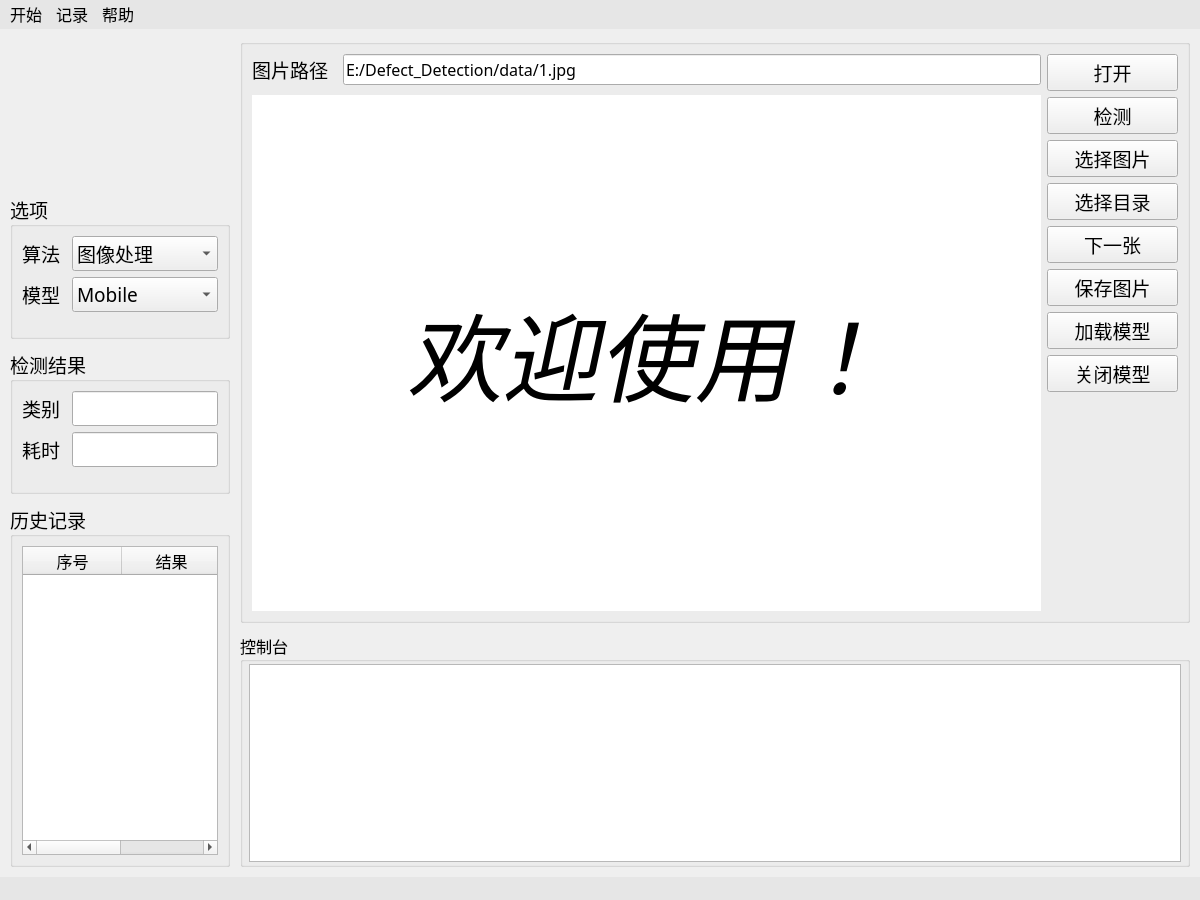
Qt form qt/ui_detection.ui (wang-jiankun/Defect-Detection) before a commit.
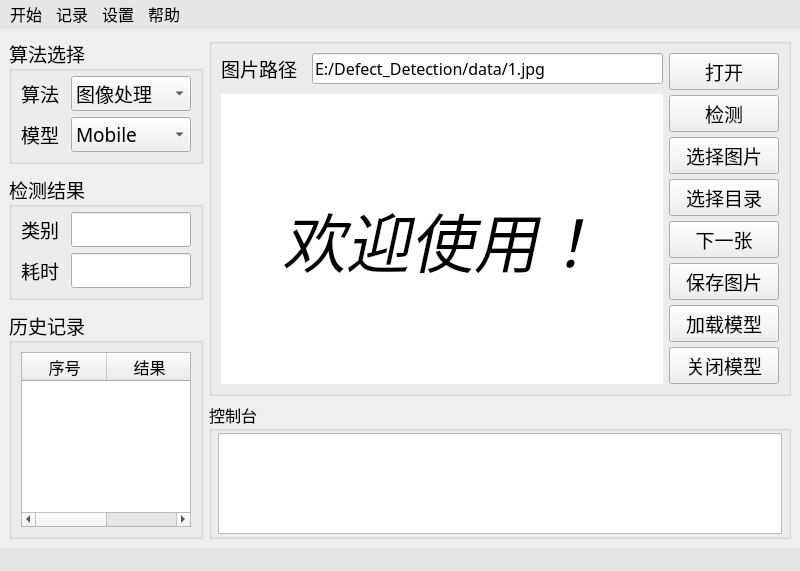
The same form after that commit. Icons and pictures are not drawn.

What changed in the file:
```diff
--- a/qt/ui_detection.ui
+++ b/qt/ui_detection.ui
@@ -6,8 +6,8 @@
    <rect>
     <x>0</x>
     <y>0</y>
-    <width>1200</width>
-    <height>900</height>
+    <width>800</width>
+    <height>571</height>
    </rect>
   </property>
   <property name="sizePolicy">
@@ -18,8 +18,8 @@
   </property>
   <property name="minimumSize">
    <size>
-    <width>1200</width>
-    <height>900</height>
+    <width>800</width>
+    <height>500</height>
    </size>
   </property>
   <property name="font">
@@ -36,49 +36,15 @@
     <normaloff>src/校标.png</normaloff>src/校标.png</iconset>
   </property>
   <widget class="QWidget" name="centralwidget">
-   <layout class="QHBoxLayout" name="horizontalLayout_12" stretch="2,8">
-    <property name="spacing">
-     <number>10</number>
-    </property>
+   <layout class="QHBoxLayout" name="horizontalLayout_11" stretch="1,3">
     <property name="leftMargin">
-     <number>10</number>
+     <number>9</number>
     </property>
-    <property name="topMargin">
+    <item>
+     <layout class="QVBoxLayout" name="verticalLayout_6">
+      <property name="spacing">
      <number>10</number>
     </property>
-    <property name="rightMargin">
-     <number>10</number>
-    </property>
-    <property name="bottomMargin">
-     <number>10</number>
-    </property>
-    <item>
-     <layout class="QVBoxLayout" name="verticalLayout_6" stretch="2,2,2,5">
-      <item>
-       <widget class="QLabel" name="lb_icon">
-        <property name="sizePolicy">
-         <sizepolicy hsizetype="MinimumExpanding" vsizetype="MinimumExpanding">
-          <horstretch>0</horstretch>
-          <verstretch>0</verstretch>
-         </sizepolicy>
-        </property>
-        <property name="maximumSize">
-         <size>
-          <width>220</width>
-          <height>160</height>
-         </size>
-        </property>
-        <property name="text">
-         <string/>
-        </property>
-        <property name="pixmap">
-         <pixmap>src/校标.png</pixmap>
-        </property>
-        <property name="scaledContents">
-         <bool>true</bool>
-        </property>
-       </widget>
-      </item>
       <item>
        <widget class="QGroupBox" name="gb_param">
         <property name="maximumSize">
@@ -97,9 +63,12 @@
          </font>
         </property>
         <property name="title">
-         <string>选项</string>
+         <string>算法选择</string>
         </property>
         <layout class="QVBoxLayout" name="verticalLayout_7">
+         <property name="topMargin">
+          <number>5</number>
+         </property>
          <item>
           <layout class="QVBoxLayout" name="verticalLayout_5">
            <item>
@@ -129,7 +98,7 @@
              <item>
               <widget class="QComboBox" name="cb_method">
                <property name="sizePolicy">
-                <sizepolicy hsizetype="MinimumExpanding" vsizetype="Preferred">
+                <sizepolicy hsizetype="MinimumExpanding" vsizetype="Fixed">
                  <horstretch>0</horstretch>
                  <verstretch>0</verstretch>
                 </sizepolicy>
@@ -187,7 +156,7 @@
              <item>
               <widget class="QComboBox" name="cb_">
                <property name="sizePolicy">
-                <sizepolicy hsizetype="MinimumExpanding" vsizetype="Preferred">
+                <sizepolicy hsizetype="MinimumExpanding" vsizetype="Fixed">
                  <horstretch>0</horstretch>
                  <verstretch>0</verstretch>
                 </sizepolicy>
@@ -212,27 +181,7 @@
              </item>
             </layout>
            </item>
-           <item>
-            <layout class="QHBoxLayout" name="horizontalLayout_8">
-             <property name="spacing">
-              <number>12</number>
-             </property>
-            </layout>
-           </item>
-          </layout>
-         </item>
-         <item>
-          <spacer name="verticalSpacer">
-           <property name="orientation">
-            <enum>Qt::Vertical</enum>
-           </property>
-           <property name="sizeHint" stdset="0">
-            <size>
-             <width>20</width>
-             <height>170</height>
-            </size>
-           </property>
-          </spacer>
+          </layout>
          </item>
         </layout>
        </widget>
@@ -258,6 +207,9 @@
          <string>检测结果</string>
         </property>
         <layout class="QVBoxLayout" name="verticalLayout_8">
+         <property name="topMargin">
+          <number>5</number>
+         </property>
          <item>
           <layout class="QVBoxLayout" name="verticalLayout_4">
            <item>
@@ -287,7 +239,7 @@
              <item>
               <widget class="QLineEdit" name="le_class">
                <property name="sizePolicy">
-                <sizepolicy hsizetype="Preferred" vsizetype="Preferred">
+                <sizepolicy hsizetype="Preferred" vsizetype="Fixed">
                  <horstretch>0</horstretch>
                  <verstretch>0</verstretch>
                 </sizepolicy>
@@ -332,7 +284,7 @@
              <item>
               <widget class="QLineEdit" name="le_time">
                <property name="sizePolicy">
-                <sizepolicy hsizetype="Preferred" vsizetype="Preferred">
+                <sizepolicy hsizetype="Preferred" vsizetype="Fixed">
                  <horstretch>0</horstretch>
                  <verstretch>0</verstretch>
                 </sizepolicy>
@@ -349,24 +301,17 @@
            </item>
           </layout>
          </item>
-         <item>
-          <spacer name="verticalSpacer_2">
-           <property name="orientation">
-            <enum>Qt::Vertical</enum>
-           </property>
-           <property name="sizeHint" stdset="0">
-            <size>
-             <width>20</width>
-             <height>204</height>
-            </size>
-           </property>
-          </spacer>
-         </item>
         </layout>
        </widget>
       </item>
       <item>
        <widget class="QGroupBox" name="gb_history">
+        <property name="sizePolicy">
+         <sizepolicy hsizetype="Preferred" vsizetype="Maximum">
+          <horstretch>0</horstretch>
+          <verstretch>0</verstretch>
+         </sizepolicy>
+        </property>
         <property name="maximumSize">
          <size>
           <width>220</width>
@@ -389,7 +334,7 @@
          <item>
           <widget class="QTableWidget" name="table_history">
            <property name="sizePolicy">
-            <sizepolicy hsizetype="MinimumExpanding" vsizetype="MinimumExpanding">
+            <sizepolicy hsizetype="Preferred" vsizetype="Preferred">
              <horstretch>0</horstretch>
              <verstretch>0</verstretch>
             </sizepolicy>
@@ -413,7 +358,7 @@
             <bool>true</bool>
            </attribute>
            <attribute name="horizontalHeaderDefaultSectionSize">
-            <number>99</number>
+            <number>85</number>
            </attribute>
            <attribute name="verticalHeaderVisible">
             <bool>false</bool>
@@ -442,7 +387,7 @@
         <property name="title">
          <string/>
         </property>
-        <layout class="QHBoxLayout" name="horizontalLayout_2" stretch="12,2">
+        <layout class="QHBoxLayout" name="horizontalLayout_2" stretch="8,2">
          <item>
           <layout class="QVBoxLayout" name="verticalLayout_2">
            <property name="spacing">
@@ -518,25 +463,11 @@
               </property>
               <item>
                <widget class="QLabel" name="lb_image">
-                <property name="sizePolicy">
-                 <sizepolicy hsizetype="MinimumExpanding" vsizetype="MinimumExpanding">
-                  <horstretch>0</horstretch>
-                  <verstretch>0</verstretch>
-                 </sizepolicy>
-                </property>
-                <property name="minimumSize">
-                 <size>
-                  <width>400</width>
-                  <height>300</height>
-                 </size>
-                </property>
                 <property name="font">
                  <font>
                   <family>微软雅黑</family>
-                  <pointsize>72</pointsize>
-                  <weight>50</weight>
+                  <pointsize>48</pointsize>
                   <italic>true</italic>
-                  <bold>false</bold>
                  </font>
                 </property>
                 <property name="toolTip">
@@ -566,6 +497,9 @@
          </item>
          <item>
           <layout class="QVBoxLayout" name="verticalLayout">
+           <property name="spacing">
+            <number>5</number>
+           </property>
            <item>
             <widget class="QPushButton" name="pb_open_file">
              <property name="enabled">
@@ -688,9 +622,6 @@
            </item>
            <item>
             <widget class="QPushButton" name="pb_load_model">
-             <property name="enabled">
-              <bool>true</bool>
-             </property>
              <property name="sizePolicy">
               <sizepolicy hsizetype="Minimum" vsizetype="Fixed">
                <horstretch>0</horstretch>
@@ -710,9 +641,6 @@
            </item>
            <item>
             <widget class="QPushButton" name="pb_close_model">
-             <property name="enabled">
-              <bool>true</bool>
-             </property>
              <property name="font">
               <font>
                <family>微软雅黑</family>
@@ -743,19 +671,9 @@
        </widget>
       </item>
       <item>
+       <layout class="QHBoxLayout" name="horizontalLayout_3">
+        <item>
        <widget class="QGroupBox" name="gb_console">
-        <property name="sizePolicy">
-         <sizepolicy hsizetype="MinimumExpanding" vsizetype="Minimum">
-          <horstretch>0</horstretch>
-          <verstretch>0</verstretch>
-         </sizepolicy>
-        </property>
-        <property name="minimumSize">
-         <size>
-          <width>200</width>
-          <height>200</height>
-         </size>
-        </property>
         <property name="font">
          <font>
           <family>微软雅黑</family>
@@ -780,6 +698,15 @@
          </property>
          <item>
           <widget class="QTextEdit" name="te_log">
+             <property name="enabled">
+              <bool>true</bool>
+             </property>
+             <property name="sizePolicy">
+              <sizepolicy hsizetype="Preferred" vsizetype="Preferred">
+               <horstretch>0</horstretch>
+               <verstretch>0</verstretch>
+              </sizepolicy>
+             </property>
            <property name="font">
             <font>
              <family>微软雅黑</family>
@@ -793,6 +720,8 @@
          </item>
         </layout>
        </widget>
+        </item>
+       </layout>
       </item>
      </layout>
     </item>
@@ -803,7 +732,7 @@
     <rect>
      <x>0</x>
      <y>0</y>
-     <width>1200</width>
+     <width>800</width>
      <height>27</height>
     </rect>
    </property>
@@ -856,8 +785,15 @@
     <addaction name="ac_update_model"/>
     <addaction name="ac_open_website"/>
    </widget>
+   <widget class="QMenu" name="menu_set">
+    <property name="title">
+     <string>设置</string>
+    </property>
+    <addaction name="ac_database_set"/>
+   </widget>
    <addaction name="menu_start"/>
    <addaction name="menu_log"/>
+   <addaction name="menu_set"/>
    <addaction name="menu_help"/>
   </widget>
   <widget class="QStatusBar" name="statusbar">
```
Left out of the diff: 23 changed lines with no effect on the pictures. Lines whose indentation alone changed are shown as unchanged.
